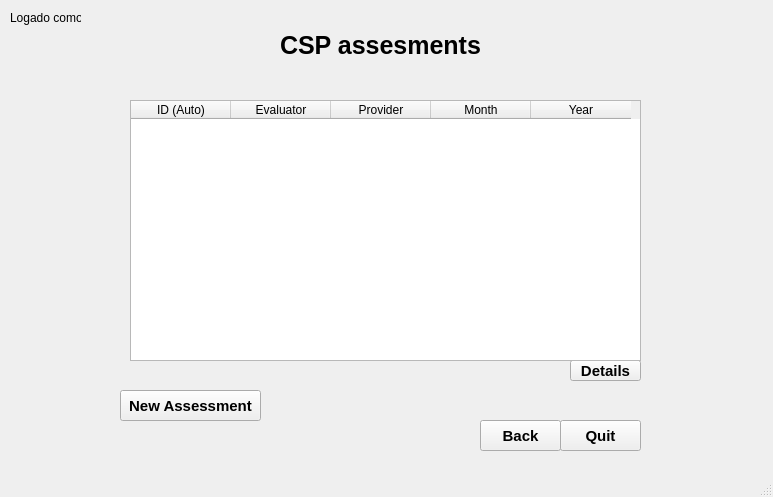
The window that ui/StatusAPIUX_avaliador.ui (FTACSP/prototype) describes before a commit, drawn with Qt 5.
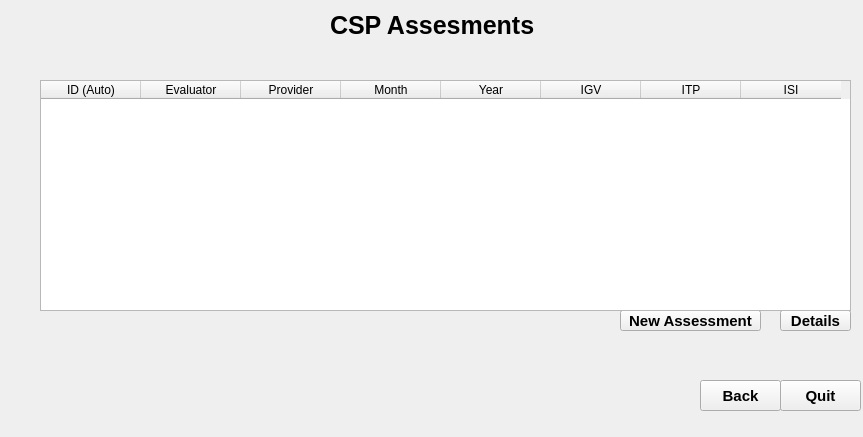
The same window after the commit.

What changed in the file:
```diff
--- a/ui/StatusAPIUX_avaliador.ui
+++ b/ui/StatusAPIUX_avaliador.ui
@@ -9,8 +9,8 @@
    <rect>
     <x>0</x>
     <y>0</y>
-    <width>773</width>
-    <height>497</height>
+    <width>863</width>
+    <height>437</height>
    </rect>
   </property>
   <property name="windowTitle">
@@ -19,14 +19,23 @@
   <property name="styleSheet">
    <string notr="true"/>
   </property>
+  <property name="documentMode">
+   <bool>false</bool>
+  </property>
+  <property name="tabShape">
+   <enum>QTabWidget::Rounded</enum>
+  </property>
+  <property name="dockNestingEnabled">
+   <bool>false</bool>
+  </property>
   <widget class="QWidget" name="centralwidget">
    <widget class="QPushButton" name="botao_1">
     <property name="geometry">
      <rect>
-      <x>120</x>
-      <y>390</y>
+      <x>620</x>
+      <y>310</y>
       <width>141</width>
-      <height>31</height>
+      <height>21</height>
      </rect>
     </property>
     <property name="font">
@@ -46,8 +55,8 @@
    <widget class="QPushButton" name="botao_3">
     <property name="geometry">
      <rect>
-      <x>570</x>
-      <y>360</y>
+      <x>780</x>
+      <y>310</y>
       <width>71</width>
       <height>21</height>
      </rect>
@@ -69,10 +78,10 @@
    <widget class="QLabel" name="label_title">
     <property name="geometry">
      <rect>
-      <x>280</x>
-      <y>10</y>
-      <width>241</width>
-      <height>71</height>
+      <x>330</x>
+      <y>0</y>
+      <width>231</width>
+      <height>51</height>
      </rect>
     </property>
     <property name="font">
@@ -84,16 +93,16 @@
      </font>
     </property>
     <property name="text">
-     <string>CSP assesments</string>
+     <string>CSP Assesments</string>
     </property>
    </widget>
    <widget class="QLabel" name="label_title_2">
     <property name="geometry">
      <rect>
-      <x>370</x>
-      <y>70</y>
+      <x>150</x>
+      <y>60</y>
       <width>91</width>
-      <height>41</height>
+      <height>21</height>
      </rect>
     </property>
     <property name="font">
@@ -111,12 +120,17 @@
    <widget class="QLabel" name="label_1">
     <property name="geometry">
      <rect>
-      <x>10</x>
-      <y>30</y>
+      <x>130</x>
+      <y>60</y>
       <width>141</width>
       <height>21</height>
      </rect>
     </property>
+    <property name="font">
+     <font>
+      <pointsize>11</pointsize>
+     </font>
+    </property>
     <property name="styleSheet">
      <string notr="true"/>
     </property>
@@ -127,31 +141,18 @@
      <string/>
     </property>
    </widget>
-   <widget class="QLabel" name="label_6">
-    <property name="geometry">
-     <rect>
-      <x>10</x>
-      <y>10</y>
-      <width>71</width>
-      <height>16</height>
-     </rect>
-    </property>
-    <property name="text">
-     <string>Logado como:</string>
-    </property>
-   </widget>
    <widget class="QLabel" name="label_4">
     <property name="geometry">
      <rect>
-      <x>350</x>
-      <y>80</y>
+      <x>20</x>
+      <y>60</y>
       <width>121</width>
       <height>21</height>
      </rect>
     </property>
     <property name="font">
      <font>
-      <pointsize>14</pointsize>
+      <pointsize>11</pointsize>
       <weight>75</weight>
       <bold>true</bold>
      </font>
@@ -163,12 +164,42 @@
    <widget class="QTableWidget" name="tableWidget">
     <property name="geometry">
      <rect>
-      <x>130</x>
-      <y>100</y>
-      <width>511</width>
-      <height>261</height>
+      <x>40</x>
+      <y>80</y>
+      <width>811</width>
+      <height>231</height>
      </rect>
     </property>
+    <property name="sizePolicy">
+     <sizepolicy hsizetype="MinimumExpanding" vsizetype="MinimumExpanding">
+      <horstretch>50</horstretch>
+      <verstretch>0</verstretch>
+     </sizepolicy>
+    </property>
+    <property name="minimumSize">
+     <size>
+      <width>500</width>
+      <height>0</height>
+     </size>
+    </property>
+    <property name="maximumSize">
+     <size>
+      <width>2000</width>
+      <height>2000</height>
+     </size>
+    </property>
+    <property name="sizeIncrement">
+     <size>
+      <width>0</width>
+      <height>0</height>
+     </size>
+    </property>
+    <property name="baseSize">
+     <size>
+      <width>0</width>
+      <height>0</height>
+     </size>
+    </property>
     <property name="editTriggers">
      <set>QAbstractItemView::NoEditTriggers</set>
     </property>
@@ -206,12 +237,27 @@
       <string>Year</string>
      </property>
     </column>
+    <column>
+     <property name="text">
+      <string>IGV</string>
+     </property>
+    </column>
+    <column>
+     <property name="text">
+      <string>ITP</string>
+     </property>
+    </column>
+    <column>
+     <property name="text">
+      <string>ISI</string>
+     </property>
+    </column>
    </widget>
    <widget class="QPushButton" name="botao_4">
     <property name="geometry">
      <rect>
-      <x>480</x>
-      <y>420</y>
+      <x>700</x>
+      <y>380</y>
       <width>81</width>
       <height>31</height>
      </rect>
@@ -230,30 +276,11 @@
      <string>Back</string>
     </property>
    </widget>
-   <widget class="QLabel" name="label_2">
-    <property name="geometry">
-     <rect>
-      <x>10</x>
-      <y>60</y>
-      <width>141</width>
-      <height>21</height>
-     </rect>
-    </property>
-    <property name="styleSheet">
-     <string notr="true"/>
-    </property>
-    <property name="frameShape">
-     <enum>QFrame::NoFrame</enum>
-    </property>
-    <property name="text">
-     <string/>
-    </property>
-   </widget>
    <widget class="QPushButton" name="botao_5">
     <property name="geometry">
      <rect>
-      <x>560</x>
-      <y>420</y>
+      <x>780</x>
+      <y>380</y>
       <width>81</width>
       <height>31</height>
      </rect>
@@ -283,7 +310,6 @@
     </rect>
    </property>
   </widget>
-  <widget class="QStatusBar" name="statusbar"/>
  </widget>
  <resources/>
  <connections/>
```
Left out of the diff: 4 changed lines with no effect on the pictures.
